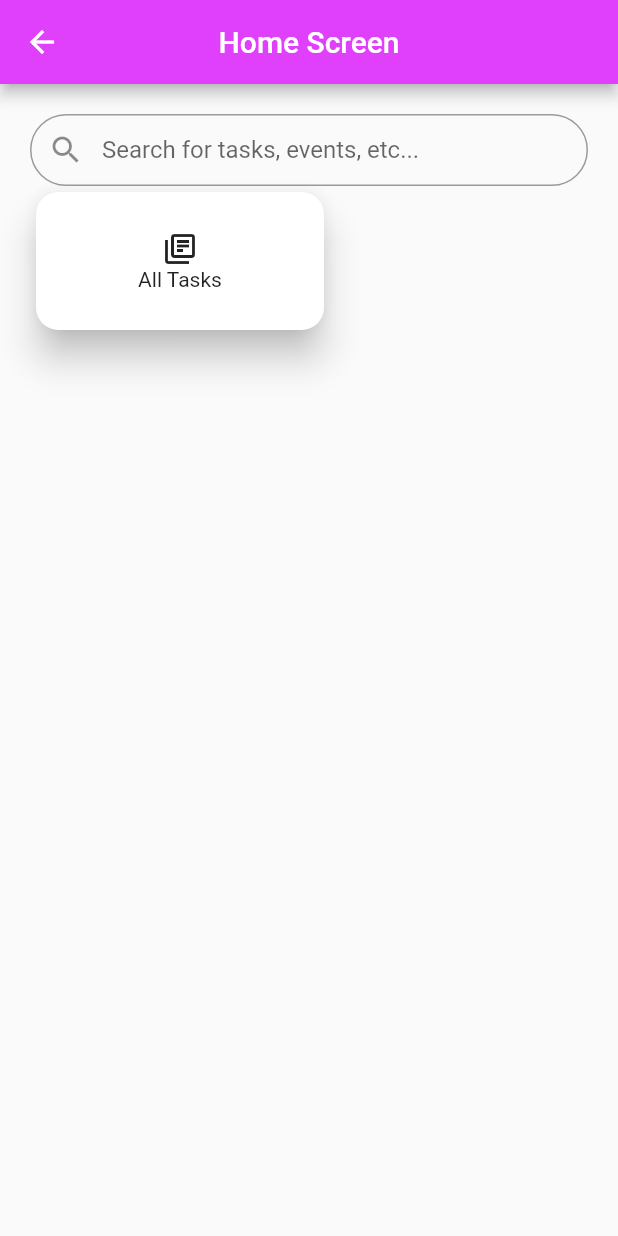
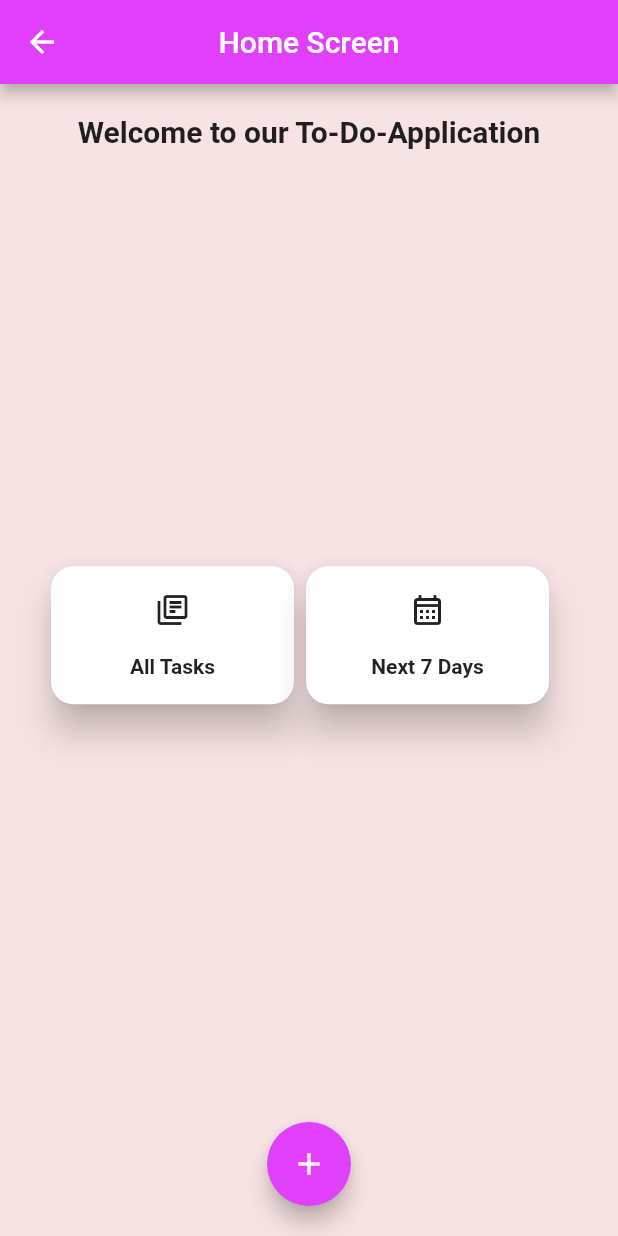
Before and after one commit to ashar-alam/To-do-Application, a Flutter app: the MyHomeScreen screen opened directly, on a phone screen of 412 x 824 dp. Run offline on Flutter 3.47's test engine with Material 2 defaults, Android fonts, the phone set to English and light mode, and no system bars; our stand-ins replace firebase_auth, firebase_core, google_sign_in; accounts and stored records are empty.

Commit message:
firebaseServices and 2 screens

```diff
--- a/to_do_application/lib/screens/home_screen.dart
+++ b/to_do_application/lib/screens/home_screen.dart
@@ -1,4 +1,6 @@
 import 'package:flutter/material.dart';
+import 'package:to_do_application/screens/all_task.dart';
+import 'package:to_do_application/screens/do_this_screen.dart';
 import 'package:to_do_application/utils/app_style.dart';
 import 'package:to_do_application/utils/string_manager.dart';
 
@@ -18,44 +20,96 @@ class _MyHomeScreenState extends State<MyHomeScreen> {
         backgroundColor: AppStyle.primaryLight,
         title: const Text(StringManager.homeScreen),
       ),
-      body: Padding(
+      body: Container(
+        color: AppStyle.lightGrey,
+        child: Padding(
           padding: const EdgeInsets.all(20.0),
           child: Column(
+            mainAxisAlignment: MainAxisAlignment.spaceBetween,
             children: [
-            TextField(
-              decoration: InputDecoration(
-                // focusColor: AppStyle.black,
-                contentPadding: const EdgeInsets.all(8.0),
-                // fillColor: AppStyle.grey,
+              const Text(StringManager.welcomeToOurTodoApplication,style: TextStyle(fontSize: 20,fontWeight: FontWeight.bold),),
+              // TextField(
+              //   decoration: InputDecoration(
+              //     // focusColor: AppStyle.black,
+              //     contentPadding: const EdgeInsets.only(left: 20,right: 20),
+              //     // fillColor: AppStyle.grey,
 
-                border:
-                    OutlineInputBorder(borderRadius: BorderRadius.circular(50)),
-                prefixIcon: const Icon(Icons.search),
-                hintText: StringManager.searchForTaskEventsetc,
-              ),
-            ),
-            Row(
+              //     border:
+              //         OutlineInputBorder(borderRadius: BorderRadius.circular(50)),
+              //     suffixIcon: const Icon(Icons.search),
+              //     hintText: StringManager.searchForTaskEventsetc,
+              //   ),
+              // ),
+              // const SizedBox(
+              //   height: 30,
+              // ),
+              Padding(
+                padding: const EdgeInsets.all(10.0),
+                child: Row(
+                  // mainAxisAlignment: MainAxisAlignment.center,
+                  crossAxisAlignment: CrossAxisAlignment.start,
                   children: [
                     SizedBox(
-                  width: 200,
+                      width: 170,
                       height: 100,
+                      child: InkWell(
+                        onTap: () {
+                            Navigator.of(context).push(MaterialPageRoute(builder: (context)=>const MyAllTask()));
+                        },
                         child: Card(
                           elevation: 10,
                           shape: RoundedRectangleBorder(
                             borderRadius: BorderRadius.circular(15),
                           ),
                           child: Column(
-                      mainAxisAlignment: MainAxisAlignment.center,
+                            mainAxisAlignment: MainAxisAlignment.spaceEvenly,
                             children: const [
                               Icon(Icons.my_library_books_outlined),
-                        Text(StringManager.allTasks),
+                              Text(
+                                StringManager.allTasks,
+                                style: TextStyle(fontWeight: FontWeight.bold),
+                              ),
                             ],
                           ),
                         ),
                       ),
+                    ),
+                    SizedBox(
+                      width: 170,
+                      height: 100,
+                      child: InkWell(
+                        child: Card(
+                          elevation: 10,
+                          shape: RoundedRectangleBorder(
+                            borderRadius: BorderRadius.circular(15),
+                          ),
+                          child: Column(
+                            mainAxisAlignment: MainAxisAlignment.spaceEvenly,
+                            children: const [
+                              Icon(Icons.calendar_month_outlined),
+                              Text(
+                                StringManager.next7Days,
+                                style: TextStyle(fontWeight: FontWeight.bold),
+                              ),
                             ],
                           ),
+                        ),
+                        onTap: () {
+                          Navigator.of(context).push(MaterialPageRoute(builder: (context)=>const MyDoThisScreen()));
+                        },
+                      ),
+                    ),
                   ],
+                ),
+              ),
+              FloatingActionButton(onPressed: (){
+                  Navigator.of(context).push(MaterialPageRoute(builder: (context)=>const MyDoThisScreen()));
+              },
+              backgroundColor: AppStyle.primaryLight,
+              child: const Icon(Icons.add),
+              )
+            ],
+          ),
         ),
       ),
     );
--- a/to_do_application/lib/utils/app_style.dart
+++ b/to_do_application/lib/utils/app_style.dart
@@ -7,5 +7,6 @@ class AppStyle{
   static const Color primaryColor = Colors.deepPurpleAccent;
   static const Color primaryLight = Colors.purpleAccent;
   static const Color black = Colors.black;
+  static const Color lightGrey = Color.fromARGB(255, 247, 227, 227);
   static const Color grey = Colors.grey;
 }
--- a/to_do_application/lib/utils/string_manager.dart
+++ b/to_do_application/lib/utils/string_manager.dart
@@ -12,4 +12,8 @@ static const String homeScreen = 'Home Screen';
 static const String searchForTaskEventsetc = 'Search for tasks, events, etc...';
 static const String next7Days = 'Next 7 Days';
 static const String allTasks = 'All Tasks';
+static const String doThis = 'Do This!';
+static const String title  = 'Title';
+static const String thereIsNoTasks = 'There is no tasks..';
+static const String welcomeToOurTodoApplication = 'Welcome to our To-Do-Application';
 }
--- a/to_do_application/pubspec.yaml
+++ b/to_do_application/pubspec.yaml
@@ -36,6 +36,9 @@ dependencies:
   # The following adds the Cupertino Icons font to your application.
   # Use with the CupertinoIcons class for iOS style icons.
   cupertino_icons: ^1.0.2
+  firebase_core: ^1.23.0
+  firebase_auth: ^3.10.0
+  google_sign_in: ^5.4.2
 
 dev_dependencies:
   flutter_test:
```
Also changed, not shown: to_do_application/lib/main.dart (+7 -1 lines), to_do_application/lib/screens/all_task.dart (added, +39 -0 lines), to_do_application/lib/screens/do_this_screen.dart (added, +264 -0 lines), to_do_application/lib/screens/login_screen.dart (+11 -9 lines), to_do_application/lib/screens/services/firebase_services.dart (added, +34 -0 lines), to_do_application/lib/firebase_options.dart (added), to_do_application/pubspec.lock, 6 other files. Lines whose indentation alone changed are shown as unchanged.
